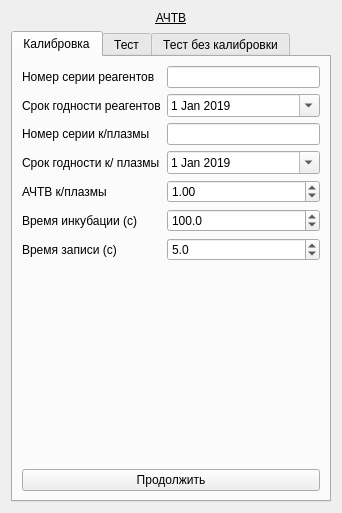
Qt form choisedialog/ko2.ui (krang4d/Agrekola) before a commit.
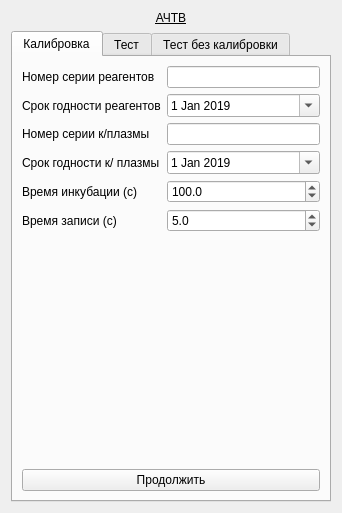
The same form after that commit.

Commit message: delete parameter -'A4TV' from calibration UI

What changed in the file:
```diff
--- a/choisedialog/ko2.ui
+++ b/choisedialog/ko2.ui
@@ -121,36 +121,13 @@
           </widget>
          </item>
          <item row="4" column="0">
-          <widget class="QLabel" name="label_calib5">
-           <property name="text">
-            <string>АЧТВ к/плазмы</string>
-           </property>
-          </widget>
-         </item>
-         <item row="4" column="1">
-          <widget class="QDoubleSpinBox" name="doubleSpinBox_caliba4tv">
-           <property name="minimum">
-            <double>0.100000000000000</double>
-           </property>
-           <property name="maximum">
-            <double>100.000000000000000</double>
-           </property>
-           <property name="singleStep">
-            <double>0.100000000000000</double>
-           </property>
-           <property name="value">
-            <double>1.000000000000000</double>
-           </property>
-          </widget>
-         </item>
-         <item row="5" column="0">
           <widget class="QLabel" name="label_calib0">
            <property name="text">
             <string>Время инкубации (с)</string>
            </property>
           </widget>
          </item>
-         <item row="5" column="1">
+         <item row="4" column="1">
           <widget class="QDoubleSpinBox" name="doubleSpinBox_calibIncube">
            <property name="prefix">
             <string/>
@@ -172,14 +149,14 @@
            </property>
           </widget>
          </item>
-         <item row="6" column="0">
+         <item row="5" column="0">
           <widget class="QLabel" name="label_calib6">
            <property name="text">
             <string>Время записи (с)</string>
            </property>
           </widget>
          </item>
-         <item row="6" column="1">
+         <item row="5" column="1">
           <widget class="QDoubleSpinBox" name="doubleSpinBox_calibWriteTime">
            <property name="suffix">
             <string/>
```
The commit also changes 1 other file.
